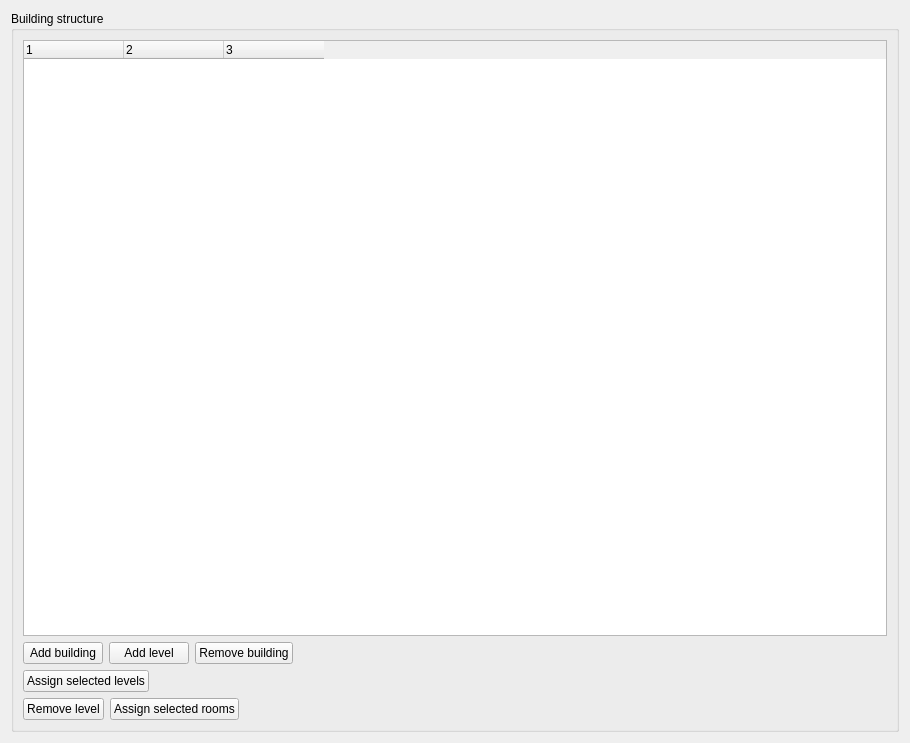
Qt form SIM-VICUS/src/SVPropFloorManagerWidget.ui (ghorwin/SIM-VICUS) before a commit.
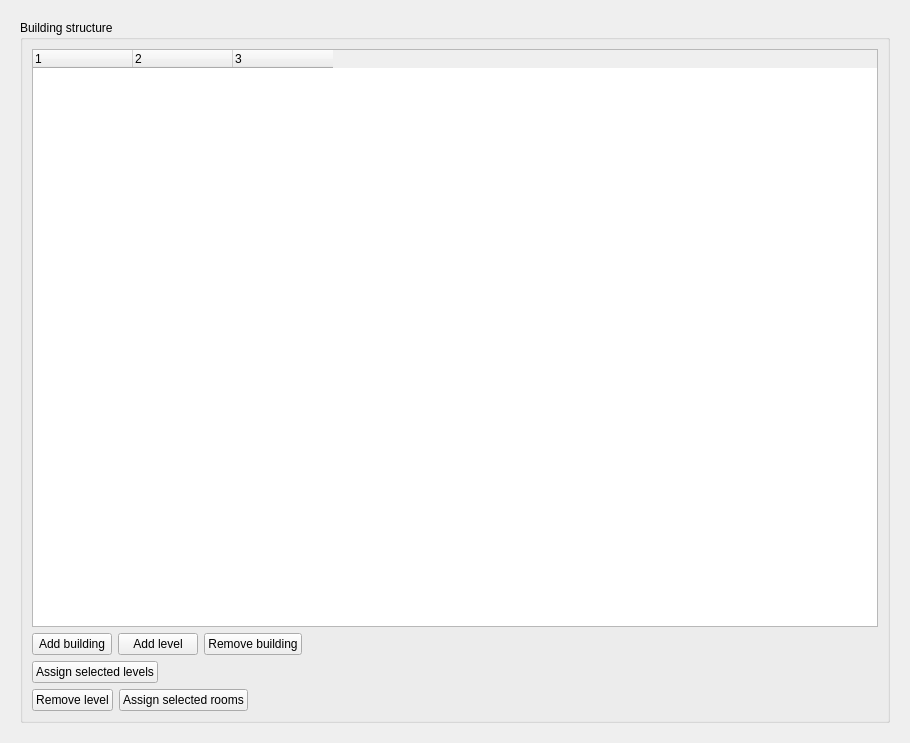
The same form after that commit. Icons and pictures are not drawn.

```diff
--- a/SIM-VICUS/src/SVPropFloorManagerWidget.ui
+++ b/SIM-VICUS/src/SVPropFloorManagerWidget.ui
@@ -15,6 +15,10 @@
   </property>
   <layout class="QVBoxLayout" name="verticalLayout">
    <item>
+    <widget class="QStackedWidget" name="stackedWidget">
+     <widget class="QWidget" name="page">
+      <layout class="QVBoxLayout" name="verticalLayoutPage">
+       <item>
     <widget class="QGroupBox" name="groupBox">
      <property name="title">
       <string>Building structure</string>
@@ -158,6 +162,11 @@
        </layout>
       </item>
      </layout>
+        </widget>
+       </item>
+      </layout>
+     </widget>
+     <widget class="QWidget" name="page_2"/>
     </widget>
    </item>
   </layout>
```
Lines whose indentation alone changed are shown as unchanged.
